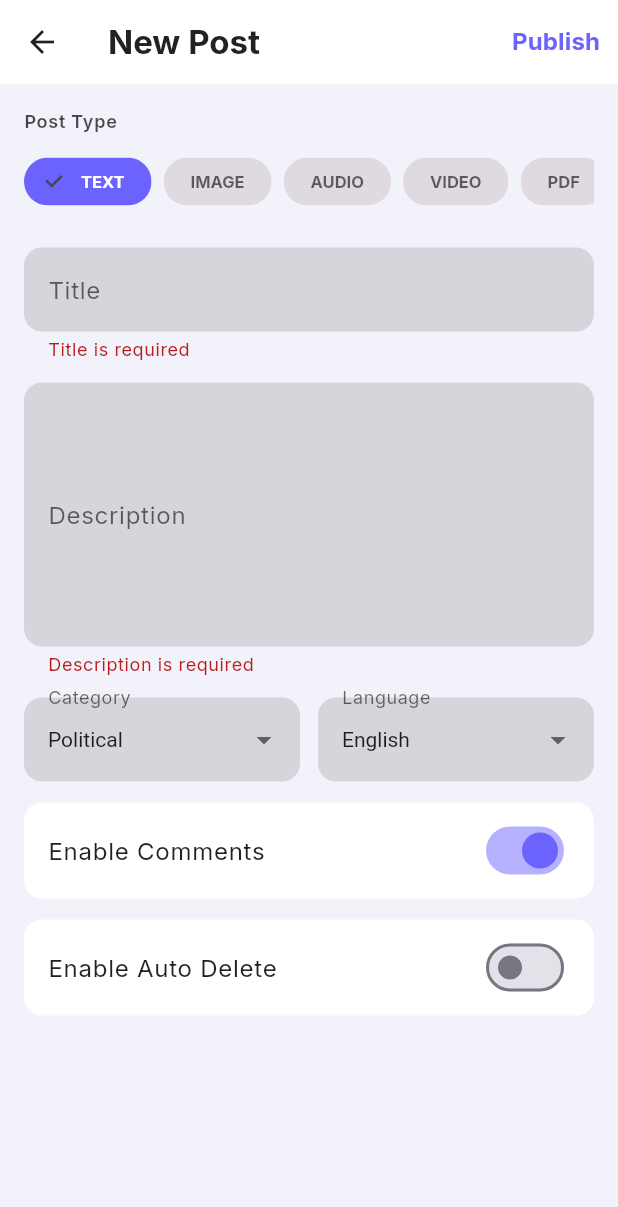
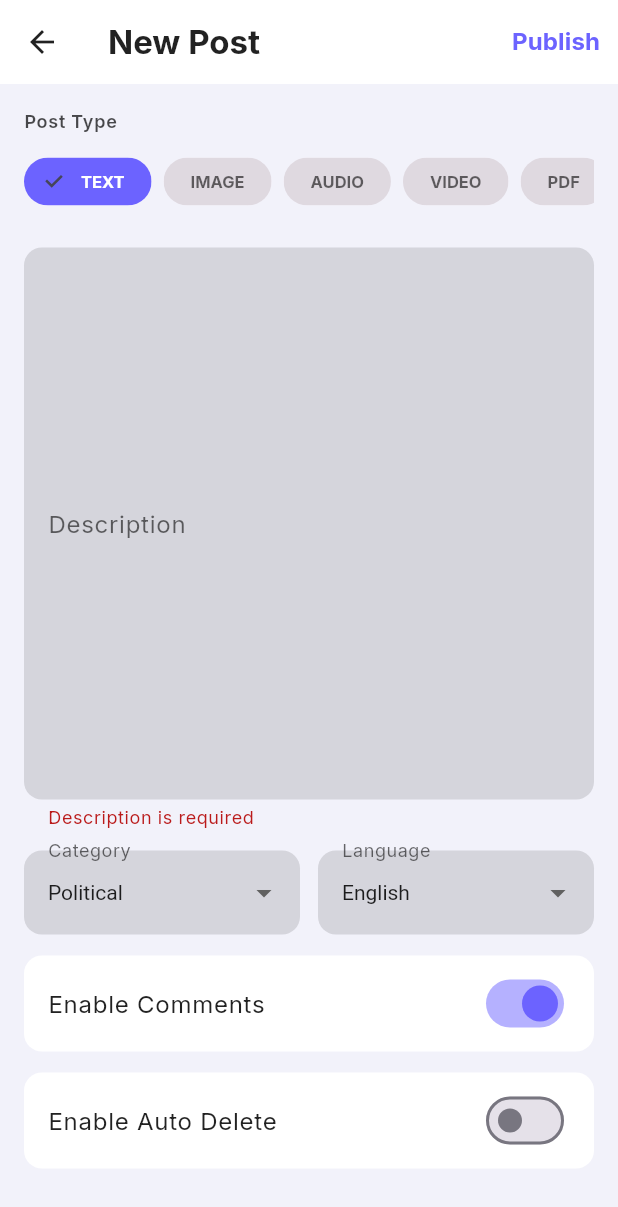
Before and after one commit to silnteye/east_front_admin, a Flutter app: the CreatePostScreen screen opened by its route, after a tap on "Publish", on a phone screen of 412 x 824 dp. Shown: the top 1207 px of the screen. Run offline on Flutter 3.47's test engine with Material 3 defaults, Android fonts, the phone set to English and light mode, and no system bars; our stand-ins replace audioplayers, cloud_firestore, file_picker, firebase_auth, firebase_core, firebase_storage and 6 more; missing offline and left inert: record; accounts and stored records are empty.

Commit message:
Admin app configurations and screen updates

```diff
--- a/lib/screens/admin/admin_dashboard.dart
+++ b/lib/screens/admin/admin_dashboard.dart
@@ -111,8 +111,8 @@ class _AdminDashboardScreenState extends ConsumerState<AdminDashboardScreen> {
                       ),
                       const SizedBox(width: 4),
                       Text(
-                        "$count active now",
-                        style: GoogleFonts.inter(fontSize: 10, color: isDark ? Colors.white70 : Colors.black54, fontWeight: FontWeight.w500),
+                        "$count __Online",
+                        style: GoogleFonts.inter(fontSize: 12, color: isDark ? Colors.white70 : Colors.black54, fontWeight: FontWeight.w500),
                       ),
                     ],
                   ),
--- a/lib/screens/admin/create_post_screen.dart
+++ b/lib/screens/admin/create_post_screen.dart
@@ -280,8 +280,19 @@ class _CreatePostScreenState extends ConsumerState<CreatePostScreen> {
         );
       }
 
+      String derivedTitle = _descCtrl.text.trim();
+      if (derivedTitle.contains("\n")) {
+        derivedTitle = derivedTitle.split("\n").first.trim();
+      }
+      if (derivedTitle.length > 55) {
+        derivedTitle = "${derivedTitle.substring(0, 55).trim()}...";
+      }
+      if (derivedTitle.isEmpty) {
+        derivedTitle = "New Post";
+      }
+
       final data = {
-        "title": _titleCtrl.text.trim(),
+        "title": derivedTitle,
         "description": _descCtrl.text.trim(),
         "type": _type.name,
         "authorId": uid,
@@ -396,14 +407,11 @@ class _CreatePostScreenState extends ConsumerState<CreatePostScreen> {
             ),
             const SizedBox(height: 20),
 
-            // Title
-            _InputField(label: "Title", controller: _titleCtrl, textColor: textColor, fillColor: inputFill,
-              validator: (v) => v == null || v.isEmpty ? "Title is required" : null),
-            const SizedBox(height: 14),
+
 
             // Description
             _InputField(label: "Description", controller: _descCtrl, textColor: textColor, fillColor: inputFill,
-              maxLines: 6, validator: (v) => v == null || v.isEmpty ? "Description is required" : null),
+              maxLines: 14, validator: (v) => v == null || v.isEmpty ? "Description is required" : null),
             const SizedBox(height: 14),
 
             // Category + Language
```
Also changed, not shown: 1 other file.
